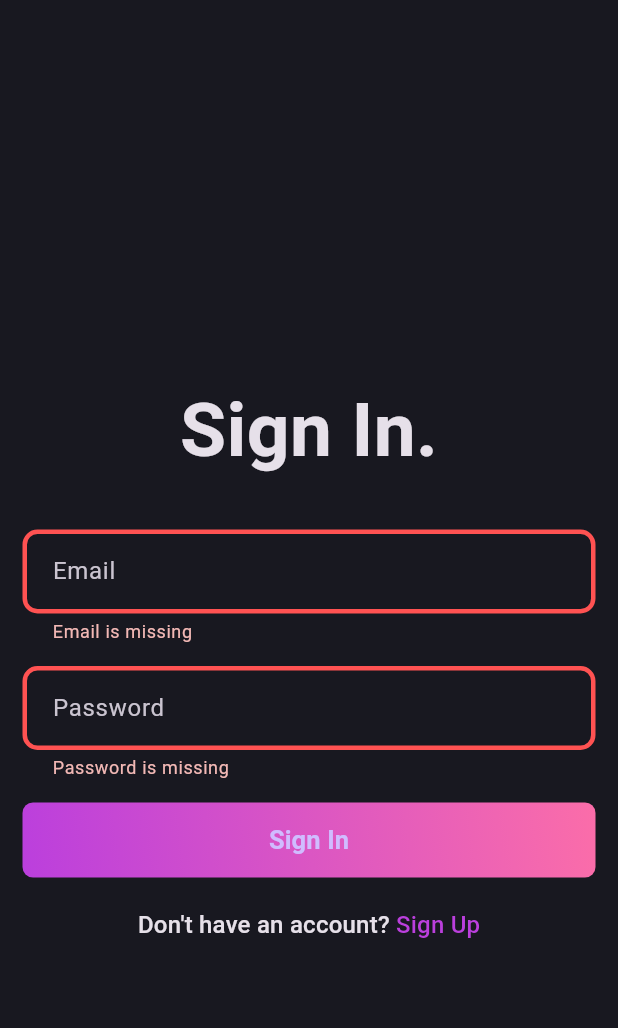
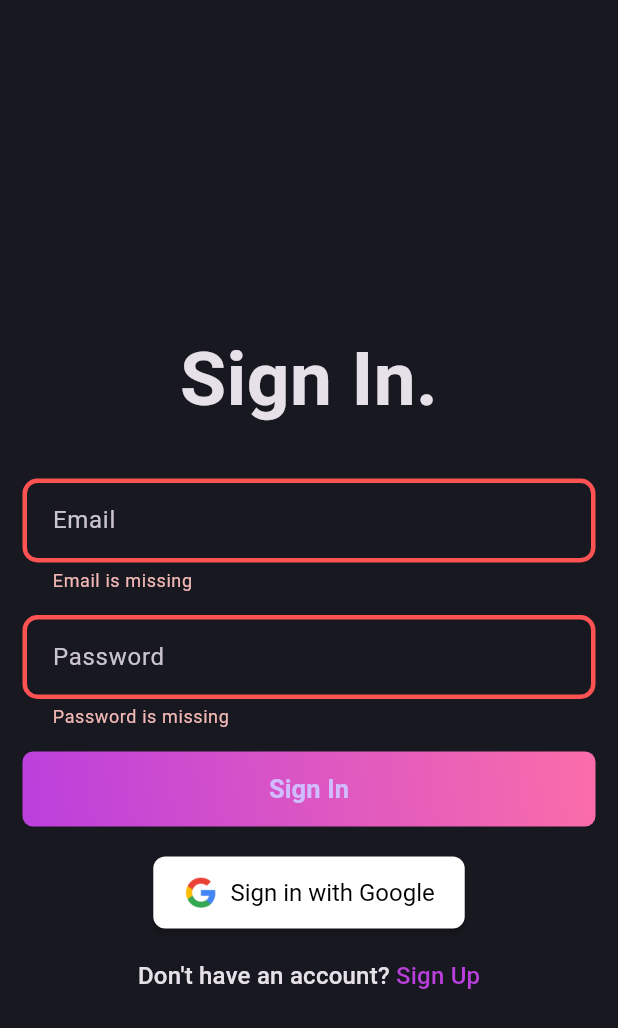
Before and after one commit to PradeepBhattarai/BlogPostCollection, a Flutter app: the screen it shows after launch, after a tap on "Sign In", on a phone screen of 412 x 824 dp. Shown: the top 1028 px of the screen. Run offline on Flutter 3.47's test engine with Material 3 defaults, Android fonts, the phone set to English and light mode, and no system bars; our stand-ins replace cached_network_image, dotted_border, flutter_bloc, fpdart, get_it, google_sign_in and 4 more; accounts and stored records are empty.

Commit message:
added google Signin

```diff
--- a/lib/features/auth/domain/repository/auth_repository.dart
+++ b/lib/features/auth/domain/repository/auth_repository.dart
@@ -17,4 +17,6 @@ abstract interface class AuthRepository {
   Future<Either<Failure,User>> currentUser();
 
   Future<Either<Failure, void>> signOut();
+
+  Future<Either<String,User>> googleSignIn();
 }
--- /dev/null
+++ b/lib/features/auth/domain/usecases/google_sign_in.dart
@@ -0,0 +1,16 @@
+
+
+import 'package:blogpost_colln/core/common/entities/user.dart';
+import 'package:blogpost_colln/features/auth/domain/repository/auth_repository.dart';
+import 'package:fpdart/fpdart.dart';
+
+class GoogleSignInUseCase<NoParams>{
+  final AuthRepository authRepository;
+
+  GoogleSignInUseCase(this.authRepository);
+
+
+  Future<Either<String,User>> call() async{
+    return await authRepository.googleSignIn();
+  }
+}
--- a/lib/features/auth/presentation/bloc/auth_bloc.dart
+++ b/lib/features/auth/presentation/bloc/auth_bloc.dart
@@ -3,6 +3,7 @@ import 'package:blogpost_colln/core/common/cubits/app_user/app_user_cubit.dart';
 import 'package:blogpost_colln/core/usercase/usecase.dart';
 import 'package:blogpost_colln/core/common/entities/user.dart';
 import 'package:blogpost_colln/features/auth/domain/usecases/current_user.dart';
+import 'package:blogpost_colln/features/auth/domain/usecases/google_sign_in.dart';
 import 'package:blogpost_colln/features/auth/domain/usecases/sign_out.dart';
 import 'package:blogpost_colln/features/auth/domain/usecases/user_login.dart';
 import 'package:blogpost_colln/features/auth/domain/usecases/user_sign_up.dart';
@@ -19,6 +20,7 @@ class AuthBloc extends Bloc<AuthEvent, AuthState> {
   final CurrentUser _currentUser;
   final AppUserCubit _appUserCubit;
   final SignOut _signOut;
+  final GoogleSignInUseCase _googleSignIn;
 
 
   AuthBloc({
@@ -27,18 +29,21 @@ class AuthBloc extends Bloc<AuthEvent, AuthState> {
     required CurrentUser currentUser,
     required AppUserCubit appUserCubit,
     required SignOut signOut,
+    required GoogleSignInUseCase googleSignIn,
     })
       : _userSignUp = userSignUp,
         _userLogin = userLogin,
         _currentUser=currentUser,
         _appUserCubit=appUserCubit,
         _signOut=signOut,
+        _googleSignIn=googleSignIn,
         super(AuthInitial()) {
     on<AuthEvent>((_,emit)=>(AuthLoading()));
     on<AuthsignUp>(_onAuthSignUp);
     on<AuthLogin>(_onAuthLogin);
     on<AuthIsUserLoggedin>(_isUserLoggedIn);
     on<AuthSignOut>(_onLogout);
+    on<AuthGoogleSignIn>(_onGoogleSignIn);
 
   }
 
@@ -89,4 +94,16 @@ void _onLogout(AuthSignOut event, Emitter<AuthState> emit) async {
   );
 }
 
+void _onGoogleSignIn(AuthGoogleSignIn event, Emitter<AuthState> emit) async {
+    final res=await _googleSignIn();
+    res.fold(
+      (failure)=>emit (AuthFailure(message: failure)),
+
+      (user){
+        _appUserCubit.updateUser(user);
+        emit(AuthSuccess(user:user));
+      }
+    );
+  }
+
 }
--- a/lib/features/auth/presentation/bloc/auth_event.dart
+++ b/lib/features/auth/presentation/bloc/auth_event.dart
@@ -33,4 +33,6 @@ final class AuthIsUserLoggedin extends AuthEvent{
 final class AuthSignOut extends AuthEvent{}
 
 
-class AuthLoggedOut extends AuthState {} // ✅ A valid state after logout
+class AuthLoggedOut extends AuthState {}
+
+class AuthGoogleSignIn extends  AuthEvent{}
--- a/lib/features/auth/presentation/pages/login_page.dart
+++ b/lib/features/auth/presentation/pages/login_page.dart
@@ -40,10 +40,14 @@ class _LoginPageState extends State<LoginPage> {
           padding: const EdgeInsets.all(15.0),
           child: BlocConsumer<AuthBloc, AuthState>(
             listener: (context, state) {
-              if (state is AuthFailure){
+              if (state is AuthFailure) {
                 showSnackbar(context, state.message);
-              } else if(state is AuthSuccess){
-                Navigator.pushAndRemoveUntil(context, BlogPage.route(), (route)=>false);
+              } else if (state is AuthSuccess) {
+                Navigator.pushAndRemoveUntil(
+                  context,
+                  BlogPage.route(),
+                  (route) => false,
+                );
               }
             },
             builder: (context, state) {
@@ -81,15 +85,42 @@ class _LoginPageState extends State<LoginPage> {
                               password: passwordController.text.trim(),
                             ),
                           );
-                          print('Login button pressed');
                         }
                       },
                     ),
                     const SizedBox(height: 20),
 
+
+                    ElevatedButton.icon(
+                      onPressed: () {
+
+                        context.read<AuthBloc>().add(AuthGoogleSignIn());
+
+                      },
+                      icon: Image.asset(
+                        'assets/logo/google.png',
+                        height: 24,
+                        width: 24,
+                      ),
+                      label: const Text("Sign in with Google"),
+                      style: ElevatedButton.styleFrom(
+                        backgroundColor: Colors.white,
+                        foregroundColor: Colors.black,
+                        padding: const EdgeInsets.symmetric(
+                          horizontal: 20,
+                          vertical: 12,
+                        ),
+                        textStyle: const TextStyle(fontSize: 16),
+                        shape: RoundedRectangleBorder(
+                          borderRadius: BorderRadius.circular(8),
+                        ),
+                        elevation: 2,
+                      ),
+                    ),
+                    const SizedBox(height: 20),
+
                     GestureDetector(
                       onTap: () {
-                        // Navigate to Sign Up page
                         Navigator.push(context, SignupPage.route());
                       },
                       child: RichText(
--- a/lib/init_dependencies.dart
+++ b/lib/init_dependencies.dart
@@ -4,6 +4,7 @@ import 'package:blogpost_colln/features/auth/data/datasources/auth_remote_data_s
 import 'package:blogpost_colln/features/auth/data/repositories/auth_repository_impl.dart';
 import 'package:blogpost_colln/features/auth/domain/repository/auth_repository.dart';
 import 'package:blogpost_colln/features/auth/domain/usecases/current_user.dart';
+import 'package:blogpost_colln/features/auth/domain/usecases/google_sign_in.dart';
 import 'package:blogpost_colln/features/auth/domain/usecases/sign_out.dart';
 import 'package:blogpost_colln/features/auth/domain/usecases/user_login.dart';
 import 'package:blogpost_colln/features/auth/domain/usecases/user_sign_up.dart';
@@ -16,6 +17,7 @@ import 'package:blogpost_colln/features/blog/domain/usecases/get_all_blogs.dart'
 import 'package:blogpost_colln/features/blog/domain/usecases/upload_blog.dart';
 import 'package:blogpost_colln/features/blog/presentation/bloc/blog_bloc.dart';
 import 'package:get_it/get_it.dart';
+import 'package:google_sign_in/google_sign_in.dart';
 import 'package:supabase_flutter/supabase_flutter.dart';
 import 'package:blogpost_colln/core/secrets/app_secrets.dart';
 
--- a/lib/init_dependencies.main.dart
+++ b/lib/init_dependencies.main.dart
@@ -76,6 +76,7 @@ void _initAuth() {
         currentUser: serviceLocator(),
         appUserCubit: serviceLocator(),
         signOut: serviceLocator(),
+        googleSignIn: serviceLocator(),
 
       ),
     );
@@ -119,6 +120,10 @@ void _initBlog() {
         uploadBlog: serviceLocator(),
         getAllBlogs: serviceLocator(),
       ),
-
+    )
+    ..registerFactory(
+      () => GoogleSignInUseCase(
+        serviceLocator()
+      ),
     );
 }
--- a/lib/main.dart
+++ b/lib/main.dart
@@ -40,6 +40,7 @@ class MyApp extends StatefulWidget {
 
 class _MyAppState extends State<MyApp> {
   @override
+
   void initState() {
     super.initState();
     context.read<AuthBloc>().add(AuthIsUserLoggedin());
```
Also changed, not shown: lib/features/auth/data/datasources/auth_remote_data_source.dart (+53 -2 lines), lib/features/auth/data/repositories/auth_repository_impl.dart (+14 -3 lines), lib/features/blog/presentation/pages/blog_viewer_page.dart (+12 -1 lines), pubspec.yaml (+5 -3 lines), assets/logo/google.png (added), pubspec.lock, 1 other file.
